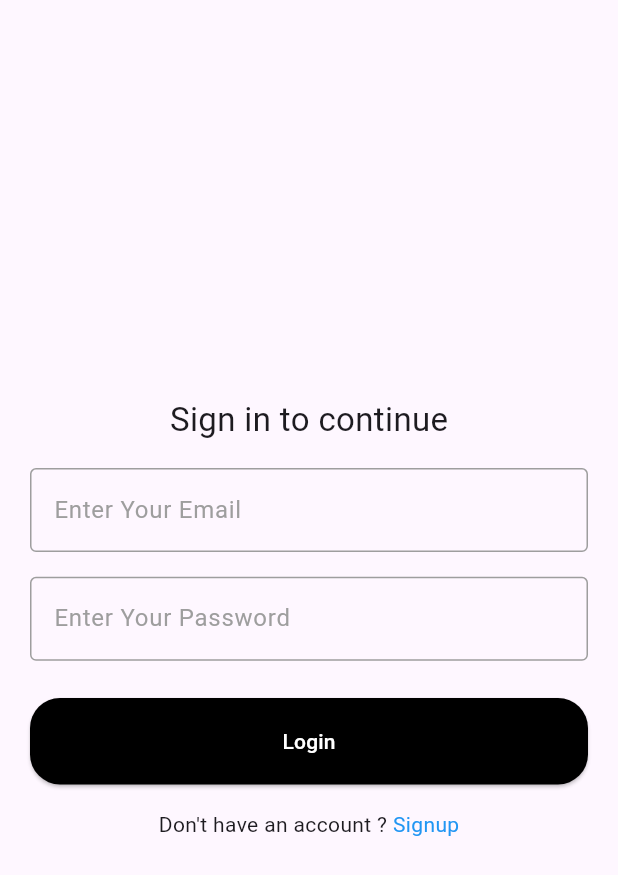
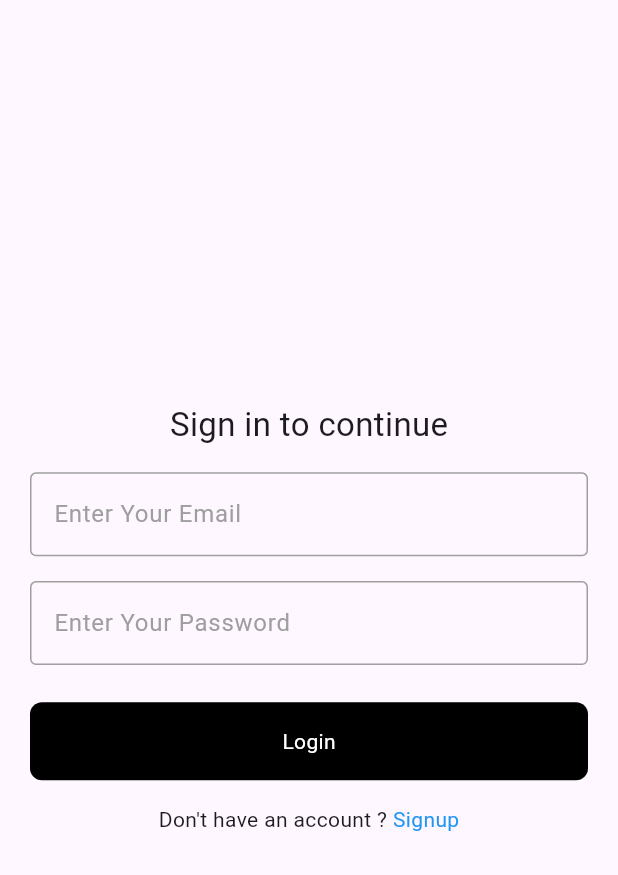
Before and after one commit to Ismailvk/cloudocz, a Flutter app: the screen it shows after launch, on a phone screen of 412 x 824 dp. Shown: the top 875 px of the screen. Run offline on Flutter 3.47's test engine with Material 3 defaults, Android fonts, the phone set to English and light mode, and no system bars; our stand-ins replace bloc, either_dart, flutter_bloc, shared_preferences.

```diff
--- a/lib/controller/login/login_bloc.dart
+++ b/lib/controller/login/login_bloc.dart
@@ -4,6 +4,7 @@ import 'package:bloc/bloc.dart';
 import 'package:cloudocz/data/shared_preference/shared_preference.dart';
 import 'package:cloudocz/model/user_model.dart';
 import 'package:cloudocz/repositories/login_repo.dart';
+import 'package:cloudocz/utils/logger.dart';
 part 'login_event.dart';
 part 'login_state.dart';
 
@@ -17,10 +18,14 @@ class LoginBloc extends Bloc<LoginEvent, LoginState> {
     try {
       final data = await LoginRepo().loginUser(event.loginData);
       data.fold((error) {
+        Logger.log('Got error', type: LogType.error);
         LoginErrorSate(message: error.message.toString());
       }, (response) {
         UserProfile userProfile = UserProfile.fromJson(response);
         SharedPreference.instance.storeToken(userProfile.token);
+        SharedPreference.instance.storeImage(userProfile.image);
+        SharedPreference.instance.storeName(userProfile.name);
+        SharedPreference.instance.storePosition(userProfile.position);
         emit(LoginSuccessState(userProfile: userProfile));
       });
     } catch (e) {
--- a/lib/controller/task/task_event.dart
+++ b/lib/controller/task/task_event.dart
@@ -17,7 +17,8 @@ final class DestroyTask extends TaskEvent {
 }
 
 final class UpdateTask extends TaskEvent {
+  final String id;
   final Map<String, String> updatedData;
 
-  UpdateTask({required this.updatedData});
+  UpdateTask({required this.updatedData, required this.id});
 }
--- a/lib/data/network/api_urls.dart
+++ b/lib/data/network/api_urls.dart
@@ -4,4 +4,5 @@ class ApiUrls {
   static const getTasks = 'app/tasks';
   static const addTask = 'app/tasks/store';
   static const destroyTask = 'app/tasks/destroy';
+  static const updateTask = 'app/tasks/update';
 }
--- a/lib/data/shared_preference/shared_preference.dart
+++ b/lib/data/shared_preference/shared_preference.dart
@@ -5,19 +5,45 @@ class SharedPreference {
   static final _instance = SharedPreference._();
   static SharedPreference get instance => _instance;
 
-  static const String token = 'token';
+  static const String tokenKey = 'token';
+  static const String imageKey = 'image';
+  static const String nameKey = 'name';
+  static const String positionKey = 'position';
 
   late SharedPreferences sharedPref;
 
-  initStorage() async => sharedPref = await SharedPreferences.getInstance();
-
-  storeToken(String userToken) async {
-    await sharedPref.setString(token, userToken);
+  Future<void> initStorage() async {
+    sharedPref = await SharedPreferences.getInstance();
   }
 
-  String? getToken() => sharedPref.getString(token);
+  Future<void> storeToken(String userToken) async {
+    await sharedPref.setString(tokenKey, userToken);
+  }
 
-  removeToken() async {
-    await sharedPref.remove(token);
+  String? getToken() => sharedPref.getString(tokenKey);
+
+  Future<void> storeImage(String imageUrl) async {
+    await sharedPref.setString(imageKey, imageUrl);
+  }
+
+  String? getImage() => sharedPref.getString(imageKey);
+
+  Future<void> storeName(String userName) async {
+    await sharedPref.setString(nameKey, userName);
+  }
+
+  String? getName() => sharedPref.getString(nameKey);
+
+  Future<void> storePosition(String userPosition) async {
+    await sharedPref.setString(positionKey, userPosition);
+  }
+
+  String? getPosition() => sharedPref.getString(positionKey);
+
+  Future<void> clearAll() async {
+    await sharedPref.remove(tokenKey);
+    await sharedPref.remove(imageKey);
+    await sharedPref.remove(nameKey);
+    await sharedPref.remove(positionKey);
   }
 }
--- a/lib/repositories/task_repo.dart
+++ b/lib/repositories/task_repo.dart
@@ -19,4 +19,9 @@ class TaskRepo {
     String url = '${ApiUrls.baseUrl}/${ApiUrls.destroyTask}/$id';
     return ApiService.postApi({}, url, token);
   }
+
+  EitherResponse updateTask(Map<String, String> updatedkData, String id) {
+    String url = '${ApiUrls.baseUrl}/${ApiUrls.updateTask}/$id';
+    return ApiService.postApi(updatedkData, url, token);
+  }
 }
--- a/lib/view/login.dart
+++ b/lib/view/login.dart
@@ -18,6 +18,7 @@ class LoginScreen extends StatelessWidget {
   @override
   Widget build(BuildContext context) {
     final size = MediaQuery.of(context).size;
+
     return Scaffold(
       body: SingleChildScrollView(
         child: Center(
@@ -55,23 +56,26 @@ class LoginScreen extends StatelessWidget {
                     ),
                   ),
                   SizedBox(height: size.height * 0.03),
-                  BlocBuilder<LoginBloc, LoginState>(
-                    builder: (context, state) {
-                      if (state is LoginLoadingState) {
-                        return const Center(child: CircularProgressIndicator());
-                      } else if (state is LoginSuccessState) {
+                  BlocConsumer<LoginBloc, LoginState>(
+                    listener: (context, state) {
+                      if (state is LoginSuccessState) {
                         WidgetsBinding.instance.addPostFrameCallback((_) {
                           Navigator.pushAndRemoveUntil(
                             context,
                             MaterialPageRoute(
-                                builder: (context) => const HomeScreen()),
+                              builder: (context) => const HomeScreen(),
+                            ),
                             (route) => false,
                           );
                         });
                       }
-                      return ButtonWidget(
+                    },
+                    builder: (context, state) {
+                      bool isloading = state is LoginLoadingState;
+                      return MyLoadingButton(
+                        isLoading: isloading,
                         title: 'Login',
-                        onPress: () {
+                        onTap: () {
                           if (loginKey.currentState!.validate()) {
                             Map<String, String> userData = {
                               "email": emailController.text,
@@ -91,16 +95,20 @@ class LoginScreen extends StatelessWidget {
                     children: [
                       const Text("Don't have an account ? "),
                       GestureDetector(
-                          onTap: () => Navigator.of(context).push(
-                              MaterialPageRoute(
-                                  builder: (context) => SignupScreen())),
-                          child: const Center(
-                              child: Text(
+                        onTap: () => Navigator.of(context).push(
+                          MaterialPageRoute(
+                            builder: (context) => SignupScreen(),
+                          ),
+                        ),
+                        child: const Center(
+                          child: Text(
                             'Signup',
                             style: TextStyle(color: Colors.blue),
-                          ))),
+                          ),
+                        ),
+                      ),
                     ],
-                  )
+                  ),
                 ],
               ),
             ),
--- a/lib/view/signup.dart
+++ b/lib/view/signup.dart
@@ -82,9 +82,10 @@ class SignupScreen extends StatelessWidget {
                       ),
                     ),
                     SizedBox(height: size.height * 0.03),
-                    ButtonWidget(
+                    MyLoadingButton(
+                      isLoading: false,
                       title: 'Create Account',
-                      onPress: () {},
+                      onTap: () {},
                     ),
                     SizedBox(height: size.height * 0.02),
                     Row(
--- a/lib/widgets/button.dart
+++ b/lib/widgets/button.dart
@@ -1,29 +1,29 @@
 import 'package:flutter/material.dart';
 
-// ignore: must_be_immutable
-class ButtonWidget extends StatelessWidget {
+class MyLoadingButton extends StatelessWidget {
+  final Function()? onTap;
   final String title;
-  final Function()? onPress;
-  bool? isColor;
-
-  ButtonWidget({super.key, required this.title, this.onPress, this.isColor});
+  final bool isLoading;
+  const MyLoadingButton(
+      {super.key, this.onTap, required this.title, required this.isLoading});
 
   @override
   Widget build(BuildContext context) {
-    return SizedBox(
-      height: MediaQuery.of(context).size.height * 0.07,
-      width: MediaQuery.of(context).size.width,
-      child: ElevatedButton(
-        onPressed: onPress,
-        style: ButtonStyle(
-            shape: MaterialStatePropertyAll(RoundedRectangleBorder(
-                borderRadius: BorderRadius.circular(20))),
-            backgroundColor: const MaterialStatePropertyAll(Colors.black)),
-        child: Text(
-          title,
-          style: const TextStyle(color: Colors.white),
-        ),
-      ),
-    );
+    return GestureDetector(
+        onTap: onTap ?? () {},
+        child: Container(
+            height: 52,
+            padding: const EdgeInsets.only(left: 20, right: 20),
+            // margin: const EdgeInsets.symmetric(horizontal: 25),
+            decoration: BoxDecoration(
+              color: Colors.black,
+              borderRadius: BorderRadius.circular(8),
+            ),
+            child: Center(
+                child: isLoading
+                    ? Transform.scale(
+                        scale: 0.5,
+                        child: CircularProgressIndicator(color: Colors.white))
+                    : Text(title, style: TextStyle(color: Colors.white)))));
   }
 }
```
Also changed, not shown: lib/controller/task/task_bloc.dart (+14 -0 lines), lib/model/post_model.dart (deleted, +0 -15 lines), lib/view/add_task.dart (+37 -17 lines), lib/view/profile.dart (+73 -90 lines), lib/view/tasks.dart (+17 -6 lines).
